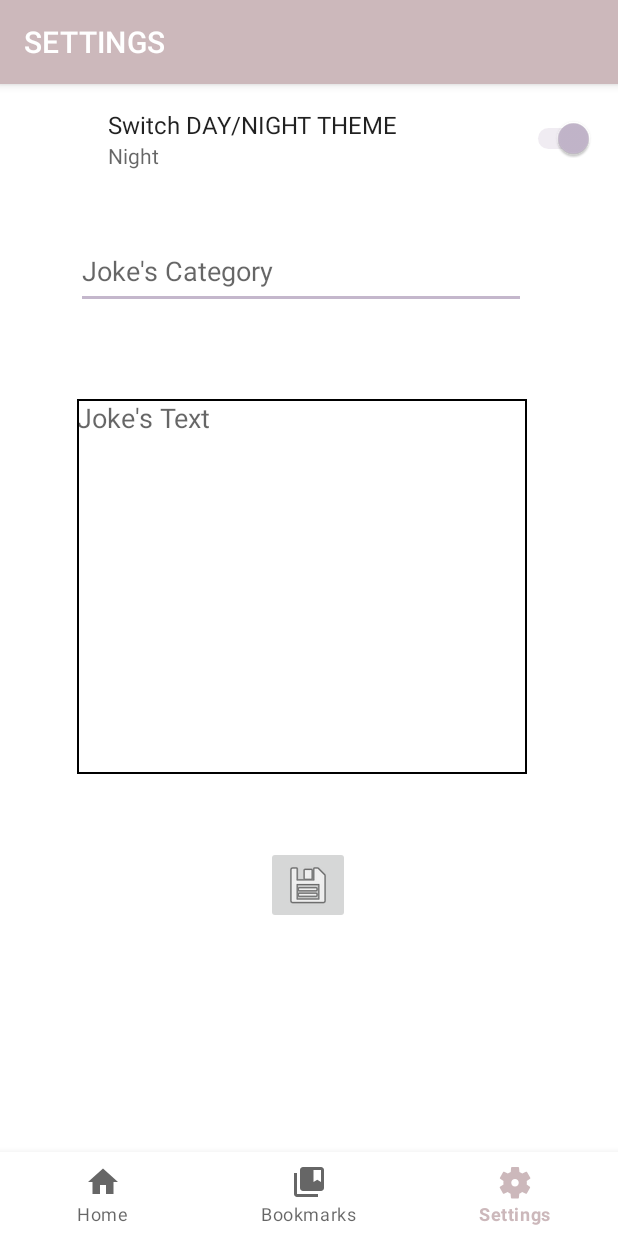
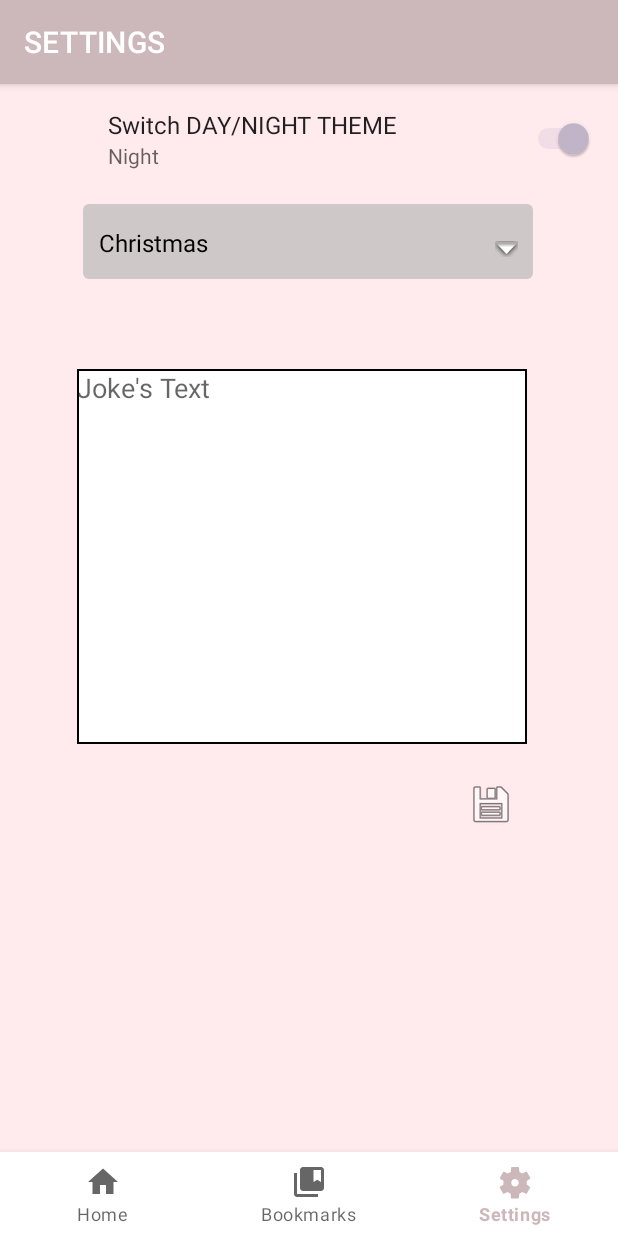
Before and after one commit to DmitryKucherenko/rs.android.final_task, an Android app: the fragment AddFragment placed in its activity, item 3 of the bottom bar chosen, on a phone screen of 412 x 824 dp. Run offline under Robolectric (Android 15) with nearby library versions, the phone set to English and light mode, and no system bars; our stand-ins replace Dagger/Hilt's generated code, androidx.preference, navigation-ui, paging; 3 statements that could not run were skipped.

Commit message:
fix bug add new item

```diff
--- a/app/src/main/java/com/fatalzero/rsandroidfinal_task/presentation/Fauvorite/AddFragment.kt
+++ b/app/src/main/java/com/fatalzero/rsandroidfinal_task/presentation/Fauvorite/AddFragment.kt
@@ -2,18 +2,24 @@ package com.fatalzero.rsandroidfinal_task.presentation.Fauvorite
 
 import androidx.lifecycle.ViewModelProvider
 import android.os.Bundle
+import android.util.Log
 import androidx.fragment.app.Fragment
 import android.view.LayoutInflater
 import android.view.View
 import android.view.ViewGroup
+import android.widget.ArrayAdapter
+import android.widget.Spinner
 import androidx.navigation.NavController
 import androidx.navigation.fragment.findNavController
 import androidx.navigation.fragment.navArgs
 import com.fatalzero.rsandroidfinal_task.App
+import com.fatalzero.rsandroidfinal_task.R
 
 
 import com.fatalzero.rsandroidfinal_task.utils.Constants.UNDEFINED_ID
 import com.fatalzero.rsandroidfinal_task.databinding.AddFragmentBinding
+import com.fatalzero.rsandroidfinal_task.domain.model.Filters
+import com.fatalzero.rsandroidfinal_task.domain.model.Joke
 import com.fatalzero.rsandroidfinal_task.utils.GenID
 import com.fatalzero.rsandroidfinal_task.utils.ViewModelFactory
 import javax.inject.Inject
@@ -49,6 +55,18 @@ class AddFragment : Fragment() {
 
     override fun onViewCreated(view: View, savedInstanceState: Bundle?) {
         super.onViewCreated(view, savedInstanceState)
+        var categoryArray = getResources().getStringArray(R.array.filters_array)
+            .filterNot { it == Filters.Any.toString() }
+
+        val adapter = ArrayAdapter(
+            requireContext(),
+            android.R.layout.simple_spinner_dropdown_item,
+            categoryArray
+        )
+
+        binding.chooseCategory.adapter = adapter
+
+
         navController = findNavController()
         viewModel.finish.observe(viewLifecycleOwner, {
             if (it) navController.popBackStack()
@@ -64,9 +82,10 @@ class AddFragment : Fragment() {
     private fun launchAddMode() {
         binding.imageButton.setOnClickListener {
             viewModel.save(
-                com.fatalzero.rsandroidfinal_task.domain.model.Joke(
+                Joke(
                     id = GenID.generateId(),
-                    category = binding.categoryEdit.text.toString(),
+//                    category = binding.categoryEdit.text.toString(),
+                    category = binding.chooseCategory.selectedItem.toString(),
                     joke = binding.JokeTextMultiLine.text.toString()
                 )
             )
@@ -76,14 +95,16 @@ class AddFragment : Fragment() {
     private fun launcEditeMode() {
         viewModel.get(jokeId)
         viewModel.joke.observe(viewLifecycleOwner, {
-            binding.categoryEdit.setText(it.category)
+            binding.chooseCategory.setSpinnerText(it.category)
             binding.JokeTextMultiLine.setText(it.joke)
         })
         binding.imageButton.setOnClickListener {
             val jokeEdit = viewModel.joke.value?.copy(
-                category = binding.categoryEdit.text.toString(),
+//                category = binding.categoryEdit.text.toString(),
+                category = binding.chooseCategory.selectedItem.toString(),
                 joke = binding.JokeTextMultiLine.text.toString()
             )
+            Log.d("REPO", "${jokeEdit}")
             viewModel.save(jokeEdit)
         }
     }
@@ -93,4 +114,12 @@ class AddFragment : Fragment() {
         _binding = null
     }
 
+    fun Spinner.setSpinnerText(text: String) {
+        for (i in 0 until this.adapter.count) {
+            if (this.adapter.getItem(i).toString().contains(text)) {
+                this.setSelection(i)
+            }
+        }
+    }
+
 }
--- a/app/src/main/java/com/fatalzero/rsandroidfinal_task/presentation/Fauvorite/AddViewModel.kt
+++ b/app/src/main/java/com/fatalzero/rsandroidfinal_task/presentation/Fauvorite/AddViewModel.kt
@@ -1,5 +1,6 @@
 package com.fatalzero.rsandroidfinal_task.presentation.Fauvorite
 
+import android.util.Log
 import androidx.lifecycle.LiveData
 import androidx.lifecycle.MutableLiveData
 import androidx.lifecycle.ViewModel
@@ -24,6 +25,7 @@ class AddViewModel(
         get() = _joke
 
     fun save(joke: Joke?) {
+        Log.d("REPO","Save joke is ${joke}")
         viewModelScope.launch {
             saveUseCase(joke)
             _finish.postValue(true)
--- a/app/src/main/java/com/fatalzero/rsandroidfinal_task/presentation/Fauvorite/FavouriteListFragment.kt
+++ b/app/src/main/java/com/fatalzero/rsandroidfinal_task/presentation/Fauvorite/FavouriteListFragment.kt
@@ -1,6 +1,7 @@
 package com.fatalzero.rsandroidfinal_task.presentation.Fauvorite
 
 import android.os.Bundle
+import android.util.Log
 import android.view.LayoutInflater
 import android.view.View
 import android.view.ViewGroup
@@ -98,6 +99,11 @@ class FavouriteListFragment : Fragment() {
         }
     }
 
+    override fun onResume() {
+        super.onResume()
+        Log.d("REPO","SHOW")
+    }
+
     private fun setChipListener(chip: Chip, filter: Filters) =
         chip.setOnCheckedChangeListener { _, isChecked ->
             val checkedFilters = requireNotNull(viewModel.checkedFilters.value)
@@ -105,7 +111,7 @@ class FavouriteListFragment : Fragment() {
                 filter == Filters.Any &&
                         filter !in checkedFilters && isChecked -> viewModel.clearFilter()
                 filter !in checkedFilters && isChecked -> viewModel.addFilter(filter)
-                filter in checkedFilters && !isChecked -> viewModel.removeFilter(filter)
+                filter in checkedFilters && !isChecked && filter != Filters.Any-> viewModel.removeFilter(filter)
             }
         }
 
@@ -118,6 +124,7 @@ class FavouriteListFragment : Fragment() {
                     UNDEFINED_ID
                 )
             )
+
         }
         searchTextView?.addTextChangedListener(
             DebouncingTextWatcher.getWatcher(lifecycleScope) {search(it.toString()) }
--- a/app/src/main/java/com/fatalzero/rsandroidfinal_task/presentation/Fauvorite/FavouriteViewModel.kt
+++ b/app/src/main/java/com/fatalzero/rsandroidfinal_task/presentation/Fauvorite/FavouriteViewModel.kt
@@ -79,7 +79,7 @@ class FavouriteViewModel(
     fun clearFilter() {
         Log.d("REPO", "clear filter")
         clearFilterUseCase()
-        _checkedFilters.value = mutableListOf(Filters.Any)
+       _checkedFilters.value = mutableListOf(Filters.Any)
     }
 }
 
--- /dev/null
+++ b/app/src/main/res/drawable/gradient_spinner.xml
@@ -0,0 +1,19 @@
+<?xml version="1.0" encoding="utf-8"?>
+<selector xmlns:android="http://schemas.android.com/apk/res/android">
+    <item>
+        <layer-list>
+            <item>
+                <shape>
+                    <solid android:color="#CFC8C8"/>
+                    <corners android:radius="4dp" />
+
+                    <padding android:bottom="15dp" android:left="3dp" android:right="10dp" android:top="3dp" />
+                </shape>
+            </item>
+            <item>
+                <bitmap android:gravity="bottom|right" android:src="@android:drawable/arrow_down_float" />
+            </item>
+        </layer-list>
+    </item>
+
+</selector>
--- a/app/src/main/res/layout/add_fragment.xml
+++ b/app/src/main/res/layout/add_fragment.xml
@@ -5,21 +5,9 @@
     xmlns:tools="http://schemas.android.com/tools"
     android:layout_width="match_parent"
     android:layout_height="match_parent"
+    android:background="?attr/colorPrimaryVariant"
     tools:context=".presentation.Fauvorite.AddFragment">
 
-    <EditText
-        android:id="@+id/categoryEdit"
-        android:layout_width="300dp"
-        android:layout_height="50dp"
-        android:layout_marginHorizontal="5dp"
-        android:layout_marginTop="100dp"
-        android:ems="10"
-        android:hint="Joke's Category"
-        android:inputType="textPersonName"
-        app:layout_constraintEnd_toEndOf="parent"
-        app:layout_constraintHorizontal_bias="0.45"
-        app:layout_constraintStart_toStartOf="parent"
-        app:layout_constraintTop_toTopOf="parent" />
 
     <EditText
         android:id="@+id/JokeTextMultiLine"
@@ -37,18 +25,32 @@
         app:layout_constraintEnd_toEndOf="parent"
         app:layout_constraintHorizontal_bias="0.459"
         app:layout_constraintStart_toStartOf="parent"
-        app:layout_constraintTop_toBottomOf="@+id/categoryEdit"
+        app:layout_constraintTop_toBottomOf="@+id/chooseCategory"
         app:layout_constraintVertical_bias="0.0" />
 
     <ImageButton
         android:id="@+id/imageButton"
+        style="@style/ImageButtonStyle"
         android:layout_width="wrap_content"
         android:layout_height="wrap_content"
-        android:layout_marginTop="48dp"
+        android:layout_marginTop="16dp"
+        android:contentDescription="@string/save_buton"
+        android:minWidth="48dp"
+        android:minHeight="48dp"
         android:src="@android:drawable/ic_menu_save"
-        android:contentDescription="@string/save_buton"
+        app:layout_constraintEnd_toEndOf="@+id/JokeTextMultiLine"
+        app:layout_constraintTop_toBottomOf="@+id/JokeTextMultiLine" />
+
+    <Spinner
+        android:id="@+id/chooseCategory"
+        style="@style/spinner_style"
+        android:layout_width="300dp"
+        android:layout_height="50dp"
+        android:layout_marginTop="80dp"
+
+        android:contentDescription="choose category"
         app:layout_constraintEnd_toEndOf="parent"
-        app:layout_constraintHorizontal_bias="0.498"
+        app:layout_constraintHorizontal_bias="0.495"
         app:layout_constraintStart_toStartOf="parent"
-        app:layout_constraintTop_toBottomOf="@+id/JokeTextMultiLine" />
+        app:layout_constraintTop_toTopOf="parent" />
 </androidx.constraintlayout.widget.ConstraintLayout>
--- a/app/src/main/res/navigation/nav_graph.xml
+++ b/app/src/main/res/navigation/nav_graph.xml
@@ -28,7 +28,8 @@
         <action
             android:id="@+id/action_bookMarksFragment_to_addFragment"
             app:destination="@id/addFragment"
-            app:popUpTo="@id/bookMarksFragment" />
+            app:popUpTo="@id/bookMarksFragment"
+            app:popUpToInclusive="false" />
     </fragment>
     <fragment
         android:id="@+id/addFragment"
--- a/app/src/main/res/values/strings.xml
+++ b/app/src/main/res/values/strings.xml
@@ -29,13 +29,13 @@
     <string name="delete_button">delete button</string>
     <string name="edit_buton">edit_buton</string>
 
-    <string name="any_filter">ANY</string>
-    <string name="programming_filter">PROGRAMMING</string>
-    <string name="misc_filter">MISC</string>
-    <string name="dark_filter">DARK</string>
-    <string name="pun_filter">PUN</string>
-    <string name="spooky_filter">SPOOKY</string>
-    <string name="christmas_filter">CHRISTMAS</string>
+    <string name="any_filter">Any</string>
+    <string name="programming_filter">Programming</string>
+    <string name="misc_filter">Misc</string>
+    <string name="dark_filter">Dark</string>
+    <string name="pun_filter">Pun</string>
+    <string name="spooky_filter">Spooky</string>
+    <string name="christmas_filter">Christmas</string>
 
     <string-array name="filters_array">
         <item>@string/any_filter</item>
--- a/app/src/main/res/values/styles.xml
+++ b/app/src/main/res/values/styles.xml
@@ -37,4 +37,13 @@
         <item name="android:textSize">18sp</item>
     </style>
 
+    <style name="spinner_style">
+        <item name="android:layout_width">match_parent</item>
+        <item name="android:layout_height">wrap_content</item>
+        <item name="android:background">@drawable/gradient_spinner</item>
+        <item name="android:paddingTop">@dimen/medium_dimen</item>
+        <item name="android:textAlignment">center</item>
+        <item name="android:popupBackground">#DFFFFFFF</item>
+    </style>
+
 </resources>
```
